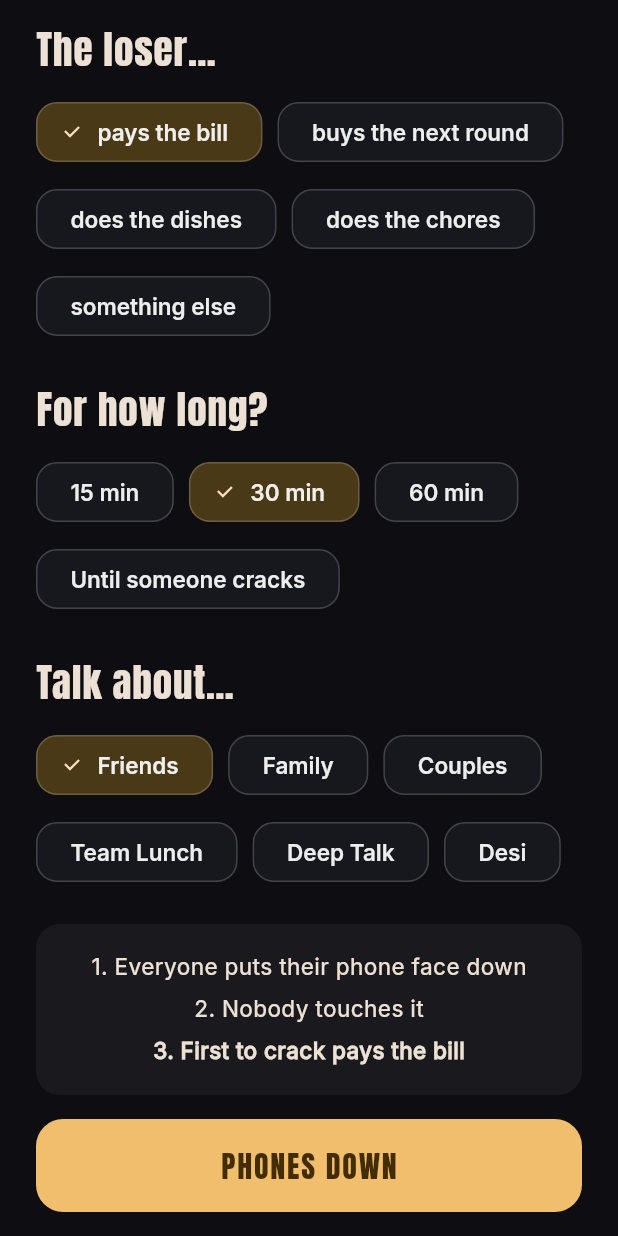
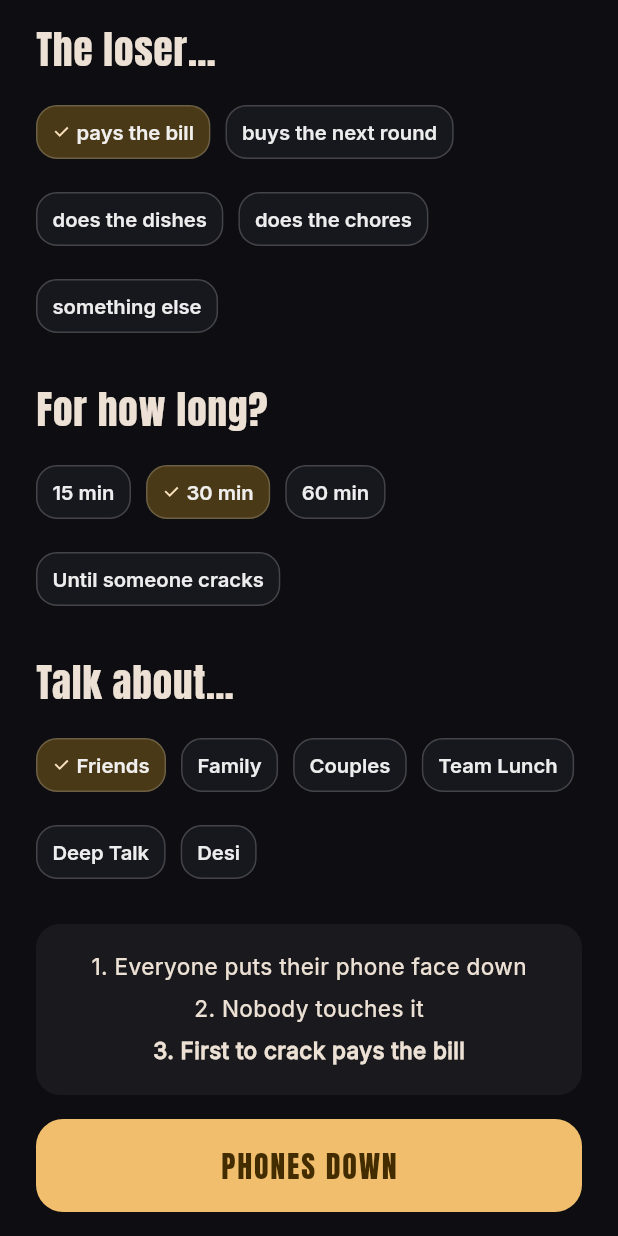
Before and after one commit to dharaneesh-r/who-pays, a Flutter app: the screen it shows after launch, after a tap on "JUST ME", on a phone screen of 412 x 824 dp. Run offline on Flutter 3.47's test engine with Material 3 defaults, Android fonts, the phone set to English and light mode, and no system bars; our stand-ins replace audioplayers, flutter_animate, flutter_riverpod, go_router, google_mobile_ads, in_app_purchase and 9 more; missing offline and left inert: mobile_scanner; accounts and stored records are empty; network calls fail.

Commit message:
Tighten chips so two fit per row; let setup scroll clear of the action

```diff
--- a/lib/core/theme/app_theme.dart
+++ b/lib/core/theme/app_theme.dart
@@ -84,11 +84,15 @@ abstract final class AppTheme {
         side: BorderSide(color: Colors.white.withValues(alpha: 0.10)),
         labelStyle: TextStyle(
           fontFamily: body,
-          fontSize: 15,
+          fontSize: 13.5,
           fontVariations: weight(600),
           color: Colors.white.withValues(alpha: 0.92),
         ),
-        padding: const EdgeInsets.symmetric(horizontal: 14, vertical: 10),
+        // Tight enough that two stake chips fit on one row at 360dp. Any
+        // roomier and every chip claims a line of its own, which pushed the
+        // pack picker off the screen.
+        labelPadding: const EdgeInsets.symmetric(horizontal: 2),
+        padding: const EdgeInsets.symmetric(horizontal: 8, vertical: 9),
         shape: RoundedRectangleBorder(
           borderRadius: BorderRadius.circular(14),
         ),
--- a/lib/features/game/presentation/setup_view.dart
+++ b/lib/features/game/presentation/setup_view.dart
@@ -67,7 +67,9 @@ class _SetupViewState extends ConsumerState<SetupView> {
       children: [
         Expanded(
           child: ListView(
-            padding: const EdgeInsets.fromLTRB(24, 16, 24, 8),
+            // Generous bottom padding so the last row can scroll clear of the
+            // pinned action button instead of sitting half under it.
+            padding: const EdgeInsets.fromLTRB(24, 16, 24, 28),
             children: [
               Text('The loser…', style: text.headlineMedium),
               const SizedBox(height: 14),
```
